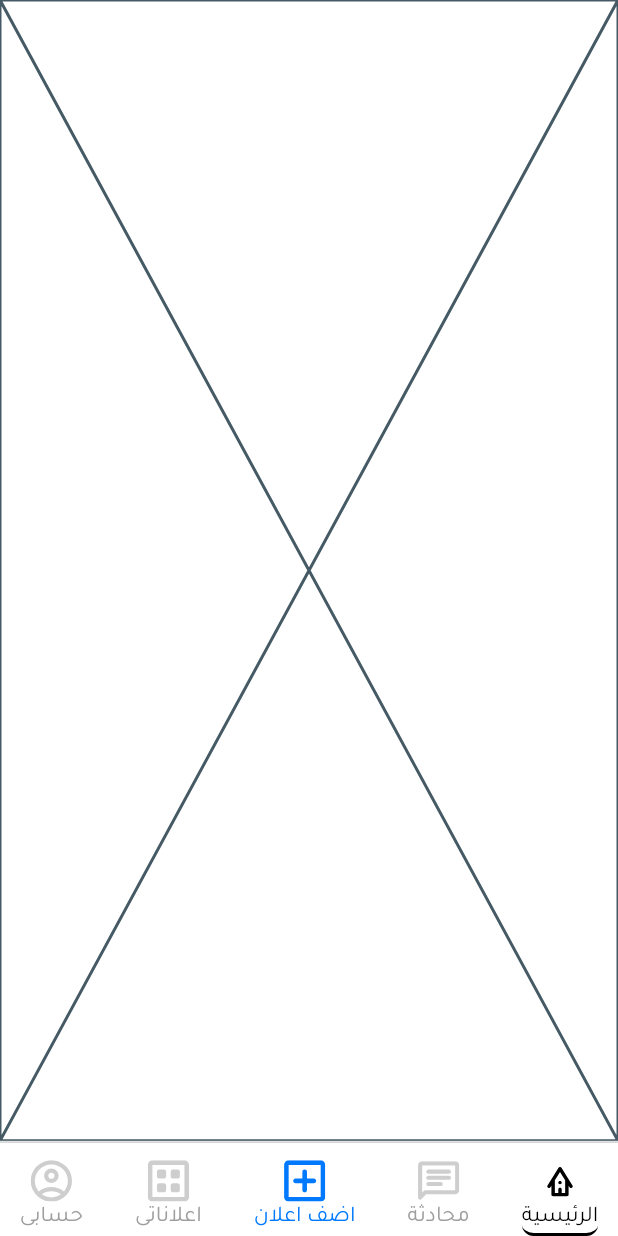
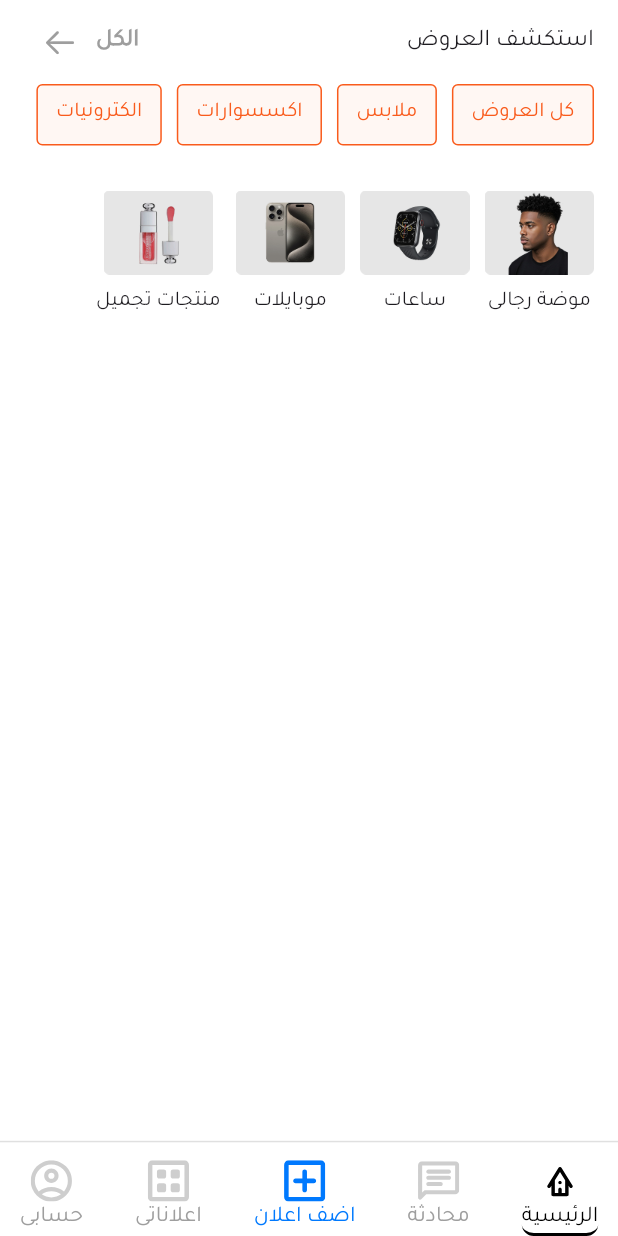
Before and after one commit to ahmed-ehab-m/otexapptest, a Flutter app: the screen it shows after launch, on a phone screen of 412 x 824 dp. Run offline on Flutter 3.47's test engine with Material 3 defaults, Android fonts, the phone set to English and light mode, and no system bars; our stand-ins replace flutter_svg, go_router.

Commit message:
fix photo's issue and initialize category and offer lists in home view

```diff
--- a/lib/core/utils/app_text_styles.dart
+++ b/lib/core/utils/app_text_styles.dart
@@ -8,10 +8,12 @@ class AppTextStyles {
   static const TextStyle medium16 = TextStyle(
     fontSize: 16,
     fontWeight: FontWeight.w500,
+    // color: Colors.black,
   );
   static const TextStyle bold16 = TextStyle(
     fontSize: 16,
     fontWeight: FontWeight.w700,
+    color: Colors.grey,
   );
   static const TextStyle bold14 = TextStyle(
     fontSize: 14,
--- a/lib/core/utils/assets.dart
+++ b/lib/core/utils/assets.dart
@@ -1,7 +1,16 @@
 class Assets {
-  static const String homeIcon = "assets/images/bungalow.svg";
-  static const String chatIcon = "assets/images/chat.svg";
-  static const String addBoxIcon = "assets/images/add_box.svg";
-  static const String datasetIcon = "assets/images/dataset.svg";
-  static const String accountCircleIcon = "assets/images/account_circle.svg";
+  static const List<String> bottomNavigationBarIcons = [
+    "assets/images/account_circle.svg",
+    "assets/images/dataset.svg",
+    "assets/images/add_box.svg",
+    "assets/images/chat.svg",
+    "assets/images/bungalow.svg",
+  ];
+  ////////////////////////////////////////////////
+  static const List<String> categoryImages = [
+    "assets/images/PhotoContainer.png",
+    "assets/images/PhotoContainer(1).png",
+    "assets/images/PhotoContainer(2).png",
+    "assets/images/PhotoContainer(3).png",
+  ];
 }
--- a/lib/features/home/presentation/views/home_view.dart
+++ b/lib/features/home/presentation/views/home_view.dart
@@ -1,10 +1,34 @@
 import 'package:flutter/cupertino.dart';
+import 'package:flutter/material.dart';
+import 'package:otexapptest/core/utils/app_text_styles.dart';
+import 'package:otexapptest/features/home/presentation/views/widgets/home_view_body.dart';
 
 class HomeView extends StatelessWidget {
   const HomeView({super.key});
 
   @override
   Widget build(BuildContext context) {
-    return const Placeholder();
+    return Scaffold(
+      appBar: AppBar(
+        title: Row(
+          mainAxisAlignment: MainAxisAlignment.spaceBetween,
+
+          children: [
+            Row(
+              children: [
+                IconButton(
+                  icon: const Icon(CupertinoIcons.arrow_left),
+                  color: Colors.grey,
+                  onPressed: () {},
+                ),
+                Text('الكل', style: AppTextStyles.bold16),
+              ],
+            ),
+            Text('استكشف العروض', style: AppTextStyles.medium16),
+          ],
+        ),
+      ),
+      body: HomeViewBody(),
+    );
   }
 }
--- a/lib/features/home/presentation/views/main_view.dart
+++ b/lib/features/home/presentation/views/main_view.dart
@@ -22,13 +22,7 @@ class _MainViewState extends State<MainView> {
     "محادثة",
     "الرئيسية",
   ];
-  List<String> icons = [
-    Assets.accountCircleIcon,
-    Assets.datasetIcon,
-    Assets.addBoxIcon,
-    Assets.chatIcon,
-    Assets.homeIcon,
-  ];
+  List<String> icons = Assets.bottomNavigationBarIcons;
   @override
   Widget build(BuildContext context) {
     return Scaffold(
--- /dev/null
+++ b/lib/features/home/presentation/views/widgets/category_list_view.dart
@@ -0,0 +1,36 @@
+import 'package:flutter/cupertino.dart';
+import 'package:otexapptest/core/utils/assets.dart';
+import 'package:otexapptest/features/home/presentation/views/widgets/category_list_view_item.dart';
+
+class CategoryListView extends StatelessWidget {
+  const CategoryListView({super.key});
+
+  @override
+  Widget build(BuildContext context) {
+    List<String> offersList = [
+      'منتجات تجميل',
+      'موبايلات',
+      'ساعات',
+      'موضة رجالى',
+    ].reversed.toList();
+    List<String> imagesList = Assets.categoryImages;
+    return SizedBox(
+      height: 90,
+      child: Directionality(
+        textDirection: TextDirection.rtl,
+        child: ListView.separated(
+          scrollDirection: Axis.horizontal,
+          itemCount: offersList.length,
+          separatorBuilder: (context, index) => const SizedBox(width: 10),
+          itemBuilder: (context, index) {
+            return CategoryListViewItem(
+              index: index,
+              offersList: offersList,
+              imageList: imagesList,
+            );
+          },
+        ),
+      ),
+    );
+  }
+}
--- /dev/null
+++ b/lib/features/home/presentation/views/widgets/category_list_view_item.dart
@@ -0,0 +1,33 @@
+import 'package:flutter/cupertino.dart';
+import 'package:flutter/material.dart';
+import 'package:otexapptest/core/utils/app_text_styles.dart';
+
+class CategoryListViewItem extends StatelessWidget {
+  const CategoryListViewItem({
+    super.key,
+    required this.offersList,
+    required this.index,
+    required this.imageList,
+  });
+  final List<String> offersList;
+  final List<String> imageList;
+
+  final int index;
+  @override
+  Widget build(BuildContext context) {
+    return Container(
+      decoration: BoxDecoration(borderRadius: BorderRadius.circular(4)),
+      child: Column(
+        children: [
+          Container(
+            decoration: BoxDecoration(borderRadius: BorderRadius.circular(4)),
+            // color: Colors.grey,
+            child: Image.asset(imageList[index], width: 73, height: 56),
+          ),
+          SizedBox(height: 8),
+          Text(offersList[index], style: AppTextStyles.medium14),
+        ],
+      ),
+    );
+  }
+}
--- /dev/null
+++ b/lib/features/home/presentation/views/widgets/home_view_body.dart
@@ -0,0 +1,24 @@
+import 'package:flutter/cupertino.dart';
+import 'package:flutter/material.dart';
+import 'package:otexapptest/core/utils/constants.dart';
+import 'package:otexapptest/features/home/presentation/views/widgets/category_list_view.dart';
+
+import 'offers_list_view.dart';
+
+class HomeViewBody extends StatelessWidget {
+  const HomeViewBody({super.key});
+
+  @override
+  Widget build(BuildContext context) {
+    return Container(
+      padding: const EdgeInsets.symmetric(horizontal: kHorizontalPadding),
+      child: Column(
+        children: [
+          OffersListView(),
+          const SizedBox(height: 30),
+          CategoryListView(),
+        ],
+      ),
+    );
+  }
+}
--- /dev/null
+++ b/lib/features/home/presentation/views/widgets/offer_list_view_item.dart
@@ -0,0 +1,32 @@
+import 'package:flutter/material.dart';
+import 'package:otexapptest/core/utils/app_colors.dart';
+import 'package:otexapptest/core/utils/app_text_styles.dart';
+
+class OfferListViewItem extends StatelessWidget {
+  const OfferListViewItem({
+    super.key,
+    required this.offersList,
+    required this.index,
+  });
+
+  final List<String> offersList;
+  final int index;
+  @override
+  Widget build(BuildContext context) {
+    return Container(
+      padding: EdgeInsets.symmetric(horizontal: 12, vertical: 8),
+      decoration: BoxDecoration(
+        borderRadius: BorderRadius.circular(4),
+        border: Border.all(color: AppColors.secondaryLightColor),
+        color: AppColors.secondaryLightColor.withOpacity(0.05),
+      ),
+
+      child: Text(
+        offersList[index],
+        style: AppTextStyles.medium14.copyWith(
+          color: AppColors.secondaryLightColor,
+        ),
+      ),
+    );
+  }
+}
--- /dev/null
+++ b/lib/features/home/presentation/views/widgets/offers_list_view.dart
@@ -0,0 +1,26 @@
+import 'package:flutter/material.dart';
+import 'package:otexapptest/features/home/presentation/views/widgets/offer_list_view_item.dart';
+
+class OffersListView extends StatelessWidget {
+  const OffersListView({super.key});
+
+  @override
+  Widget build(BuildContext context) {
+    List<String> offersList = ['كل العروض', 'ملابس', 'اكسسوارات', 'الكترونيات'];
+
+    return SizedBox(
+      height: 41,
+      child: Directionality(
+        textDirection: TextDirection.rtl,
+        child: ListView.separated(
+          scrollDirection: Axis.horizontal,
+          itemCount: offersList.length,
+          separatorBuilder: (context, index) => const SizedBox(width: 10),
+          itemBuilder: (context, index) {
+            return OfferListViewItem(index: index, offersList: offersList);
+          },
+        ),
+      ),
+    );
+  }
+}
--- a/lib/main.dart
+++ b/lib/main.dart
@@ -17,6 +17,7 @@ class OtexTestApp extends StatelessWidget {
       theme: ThemeData(
         fontFamily: 'Tajawal',
         scaffoldBackgroundColor: Colors.white,
+        appBarTheme: AppBarTheme(backgroundColor: Colors.white),
       ),
     );
   }
```
Also changed, not shown: assets/images/Photo Container (1).svg (deleted), assets/images/Photo Container (2).svg (deleted), assets/images/Photo Container (3).svg (deleted), assets/images/Photo Container.svg (deleted), assets/images/PhotoContainer(1).png (added), assets/images/PhotoContainer(2).png (added), assets/images/PhotoContainer(3).png (added), assets/images/PhotoContainer.png (added).
